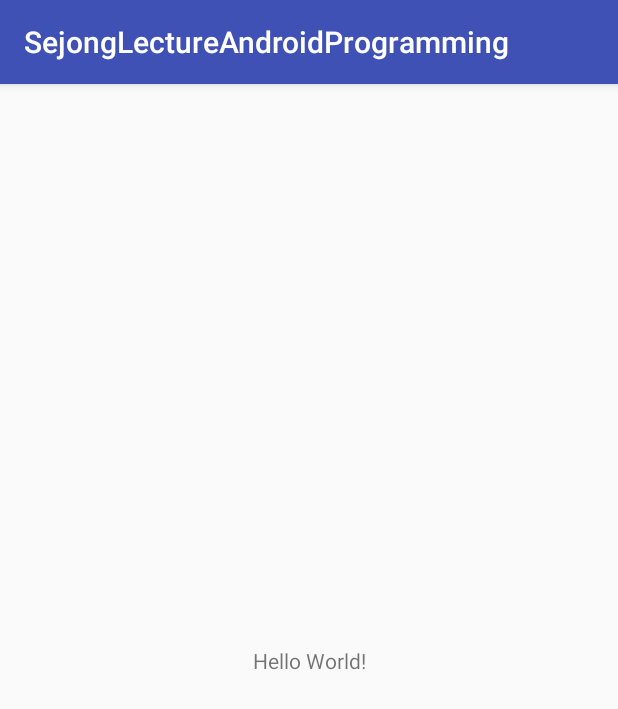
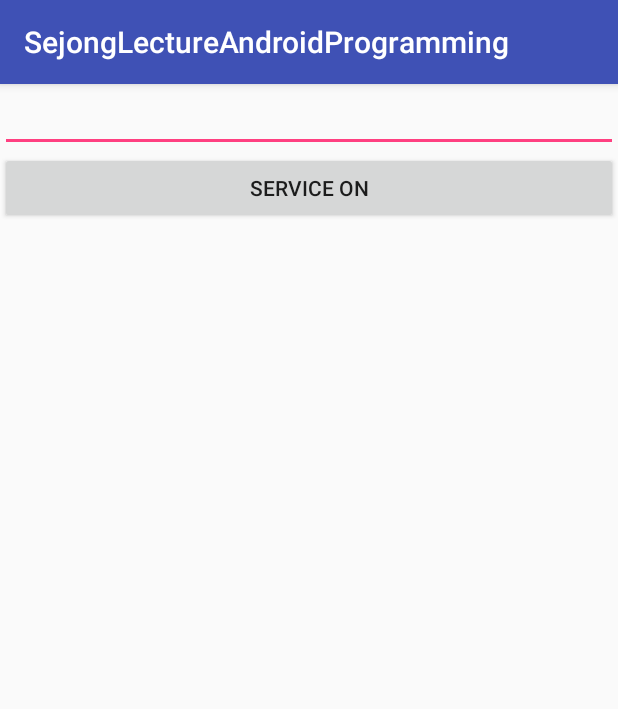
Before and after one commit to antaehyeon/SejongLecture_AndroidProgramming, an Android app: the screen it shows after launch (MainActivity), on a phone screen of 412 x 824 dp. Shown: the top 709 px of the screen. Run offline under Robolectric (Android 15) with nearby library versions, the phone set to English and light mode, and no system bars.

Commit message:
안드로이드 수업 중 Service에 대한 예시 코드입니다.

```diff
--- a/app/build.gradle
+++ b/app/build.gradle
@@ -2,7 +2,7 @@ apply plugin: 'com.android.application'
 
 android {
     compileSdkVersion 26
-    buildToolsVersion "26.0.1"
+    buildToolsVersion '26.0.2'
     defaultConfig {
         applicationId "com.example.hyeon.sejonglectureandroidprogramming"
         minSdkVersion 19
--- a/app/src/main/AndroidManifest.xml
+++ b/app/src/main/AndroidManifest.xml
@@ -16,6 +16,11 @@
                 <category android:name="android.intent.category.LAUNCHER" />
             </intent-filter>
         </activity>
+
+        <service
+            android:name=".MyService"
+            android:enabled="true"
+            android:exported="true"></service>
     </application>
 
 </manifest>
--- a/app/src/main/java/com/example/hyeon/sejonglectureandroidprogramming/MainActivity.java
+++ b/app/src/main/java/com/example/hyeon/sejonglectureandroidprogramming/MainActivity.java
@@ -1,13 +1,55 @@
 package com.example.hyeon.sejonglectureandroidprogramming;
 
+import android.content.Intent;
+import android.os.Bundle;
 import android.support.v7.app.AppCompatActivity;
-import android.os.Bundle;
+import android.view.View;
+import android.widget.Button;
+import android.widget.EditText;
+import android.widget.Toast;
 
 public class MainActivity extends AppCompatActivity {
+
+    EditText editText;
+    Button button;
 
     @Override
     protected void onCreate(Bundle savedInstanceState) {
         super.onCreate(savedInstanceState);
         setContentView(R.layout.activity_main);
+
+        editText = (EditText) findViewById(R.id.eTxt_mainText);
+        button = (Button) findViewById(R.id.btn_serviceOn);
+        button.setOnClickListener(new Button.OnClickListener() {
+            @Override
+            public void onClick(View view) {
+                String name = editText.getText().toString();
+
+                Intent intent = new Intent(getApplicationContext(), MyService.class);
+                intent.putExtra("command", "show");
+                intent.putExtra("name", name);
+                startService(intent);
+            } // onClick
+        }); // setOnClickListener
+
+        Intent passedIntent = getIntent();
+        processIntent(passedIntent);
+
+    } // FUNCTION - onCreate
+
+    @Override
+    protected void onNewIntent(Intent intent) {
+        processIntent(intent);
+
+        super.onNewIntent(intent);
     }
-}
+
+    private void processIntent(Intent intent) {
+        if (intent != null) {
+            String command = intent.getStringExtra("command");
+            String name = intent.getStringExtra("name");
+
+            Toast.makeText(this, "command " + command + ", name : " + name, Toast.LENGTH_SHORT).show();
+        }
+    } // FUNCTION - processIntent
+} // CLASS - MainActivity
--- a/app/src/main/res/layout/activity_main.xml
+++ b/app/src/main/res/layout/activity_main.xml
@@ -1,18 +1,23 @@
 <?xml version="1.0" encoding="utf-8"?>
-<android.support.constraint.ConstraintLayout xmlns:android="http://schemas.android.com/apk/res/android"
+<LinearLayout xmlns:android="http://schemas.android.com/apk/res/android"
     xmlns:app="http://schemas.android.com/apk/res-auto"
     xmlns:tools="http://schemas.android.com/tools"
     android:layout_width="match_parent"
     android:layout_height="match_parent"
-    tools:context="com.example.hyeon.sejonglectureandroidprogramming.MainActivity">
+    tools:context="com.example.hyeon.sejonglectureandroidprogramming.MainActivity"
+    android:orientation="vertical">
 
-    <TextView
-        android:layout_width="wrap_content"
+    <EditText
+        android:id="@+id/eTxt_mainText"
+        android:layout_width="match_parent"
+        android:layout_height="wrap_content" />
+
+    <Button
+        android:id="@+id/btn_serviceOn"
+        android:layout_width="match_parent"
         android:layout_height="wrap_content"
-        android:text="Hello World!"
-        app:layout_constraintBottom_toBottomOf="parent"
-        app:layout_constraintLeft_toLeftOf="parent"
-        app:layout_constraintRight_toRightOf="parent"
-        app:layout_constraintTop_toTopOf="parent" />
+        android:text="SERVICE ON"/>
 
-</android.support.constraint.ConstraintLayout>
+
+
+</LinearLayout>
--- a/build.gradle
+++ b/build.gradle
@@ -5,7 +5,7 @@ buildscript {
         jcenter()
     }
     dependencies {
-        classpath 'com.android.tools.build:gradle:2.3.3'
+        classpath 'com.android.tools.build:gradle:3.0.0'
 
         // NOTE: Do not place your application dependencies here; they belong
         // in the individual module build.gradle files
```
Also changed, not shown: app/src/main/java/com/example/hyeon/sejonglectureandroidprogramming/MyService.java (added, +69 -0 lines), gradle/wrapper/gradle-wrapper.properties.
